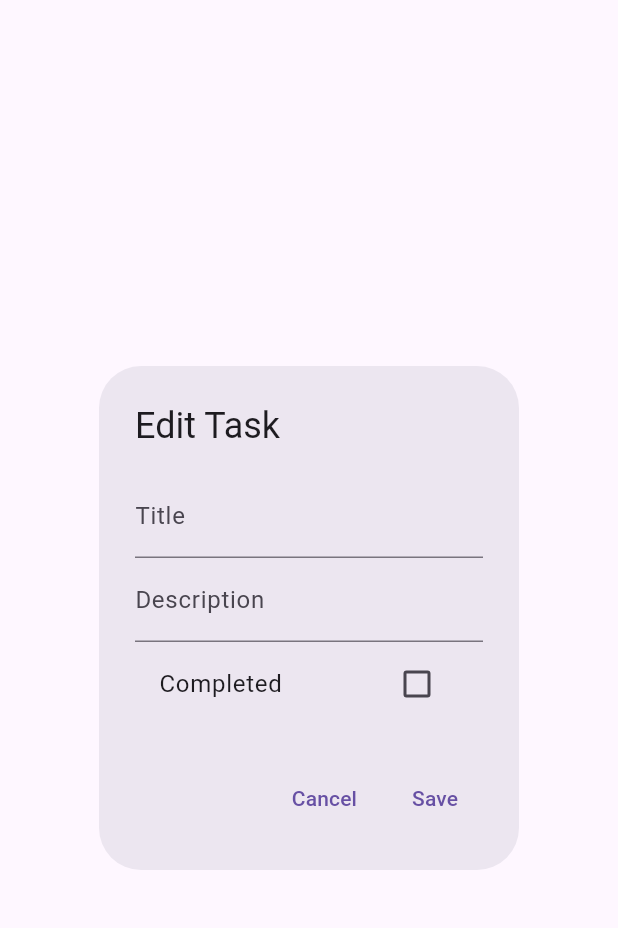
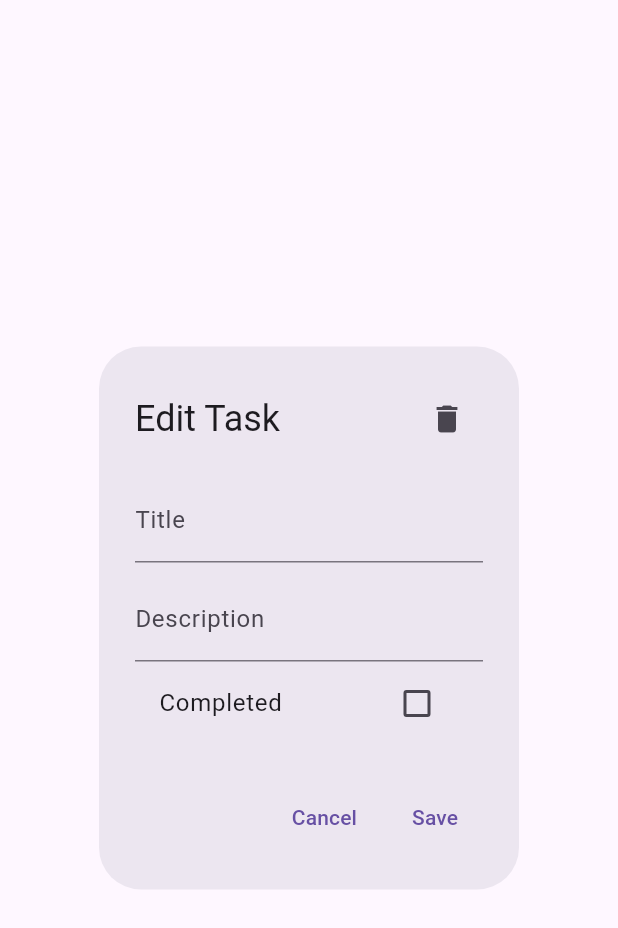
Before and after one commit to c0ldw4ter/golang-todo, a Flutter app: the EditTaskDialog widget shown alone on an empty page, opened directly with empty values, on a phone screen of 412 x 824 dp. Shown: the top 928 px of the screen. Run offline on Flutter 3.47's test engine with Material 3 defaults, Android fonts, the phone set to English and light mode, and no system bars; network calls fail.

Commit message:
ToDo list demo done!

```diff
--- a/front-end/todo_app/lib/main.dart
+++ b/front-end/todo_app/lib/main.dart
@@ -62,7 +62,8 @@ class _TaskListState extends State<TaskList> {
     // Открываем диалоговое окно для редактирования задачи
     final updatedTask = await showDialog<Task>(
       context: context,
-      builder: (context) => EditTaskDialog(task: task),
+      builder: (context) =>
+          EditTaskDialog(task: task, onDelete: () => deleteTask(task.id)),
     );
 
     if (updatedTask != null) {
@@ -98,6 +99,9 @@ class _TaskListState extends State<TaskList> {
             ),
             onLongPress: () {
               deleteTask(task.id);
+              ScaffoldMessenger.of(context).showSnackBar(
+                SnackBar(content: Text("Task deleted")),
+              );
             },
             onTap: () {
               editTask(task);
@@ -115,8 +119,9 @@ class _TaskListState extends State<TaskList> {
 
 class EditTaskDialog extends StatefulWidget {
   final Task task;
+  final VoidCallback onDelete;
 
-  EditTaskDialog({required this.task});
+  EditTaskDialog({required this.task, required this.onDelete});
 
   @override
   _EditTaskDialogState createState() => _EditTaskDialogState();
@@ -146,7 +151,19 @@ class _EditTaskDialogState extends State<EditTaskDialog> {
   @override
   Widget build(BuildContext context) {
     return AlertDialog(
-      title: Text('Edit Task'),
+      title: Row(
+        mainAxisAlignment: MainAxisAlignment.spaceBetween,
+        children: [
+          Text('Edit Task'),
+          IconButton(
+            icon: Icon(Icons.delete),
+            onPressed: () {
+              widget.onDelete();
+              Navigator.of(context).pop();
+            },
+          ),
+        ],
+      ),
       content: Column(
         mainAxisSize: MainAxisSize.min,
         children: [
@@ -154,8 +171,10 @@ class _EditTaskDialogState extends State<EditTaskDialog> {
             controller: _titleController,
             decoration: InputDecoration(labelText: 'Title'),
           ),
+          SizedBox(height: 10),
           TextField(
             controller: _descriptionController,
+            maxLines: null, // Позволяем многострочный ввод
             decoration: InputDecoration(labelText: 'Description'),
           ),
           CheckboxListTile(
```
